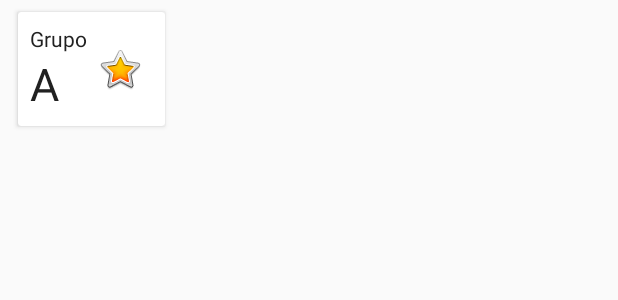
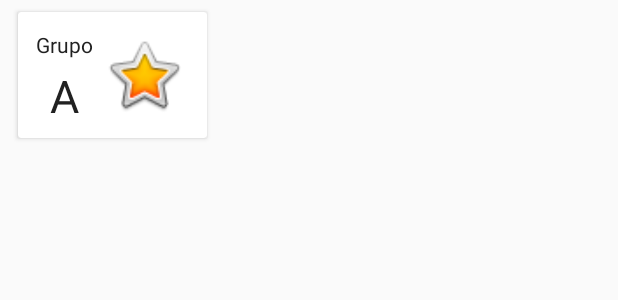
Before and after one commit to baioc/bridge_cup, an Android app: the layout item_grupo.xml on its own in the app's theme, with its tools: preview values and no code run, on a phone screen of 412 x 824 dp. Shown: the top 300 px of the screen. Run offline under Robolectric (Android 15) with nearby library versions, the phone set to English and light mode, and no system bars.

Commit message:
Tarefa 1 Fazendo ajustes e comentando o codigo para procurar compreender como utilizar os layouts e os adapters

```diff
--- a/Android/app/build.gradle
+++ b/Android/app/build.gradle
@@ -57,4 +57,5 @@ dependencies {
     testImplementation 'junit:junit:4.12'
     androidTestImplementation 'com.android.support.test:runner:1.0.1'
     androidTestImplementation 'com.android.support.test.espresso:espresso-core:3.0.1'
+    implementation 'com.android.support:gridlayout-v7:27.1.0'
 }
--- a/Android/app/src/main/AndroidManifest.xml
+++ b/Android/app/src/main/AndroidManifest.xml
@@ -15,10 +15,10 @@
         <activity android:name=".view.activity.GruposActivity">
             <intent-filter>
                 <action android:name="android.intent.action.MAIN"/>
-
                 <category android:name="android.intent.category.LAUNCHER"/>
             </intent-filter>
         </activity>
+
     </application>
 
 </manifest>
--- a/Android/app/src/main/java/br/ufsc/bridge/android/bridgecup/model/client/WorldCupApi.java
+++ b/Android/app/src/main/java/br/ufsc/bridge/android/bridgecup/model/client/WorldCupApi.java
@@ -8,6 +8,11 @@ import retrofit2.Call;
 import retrofit2.http.GET;
 import retrofit2.http.Path;
 
+/** Traz os metodos da API da copa:
+ * getEdicoes();
+ * getGrupos(ano);
+ * ambos respondem com uma lista dinamica de tipo Edicao e Grupo, respectivamente.
+ */
 public interface WorldCupApi {
 
     @GET("edicoes")
--- a/Android/app/src/main/java/br/ufsc/bridge/android/bridgecup/view/adapter/GruposAdapter.java
+++ b/Android/app/src/main/java/br/ufsc/bridge/android/bridgecup/view/adapter/GruposAdapter.java
@@ -15,6 +15,7 @@ import br.ufsc.bridge.android.bridgecup.R;
 import br.ufsc.bridge.android.bridgecup.databinding.ItemGrupoBinding;
 import br.ufsc.bridge.android.bridgecup.model.entity.Grupo;
 
+/** O Adapter descreve como os dados sobre os Grupos sao utilizados no layout */
 public class GruposAdapter extends RecyclerView.Adapter<BindingViewHolder<ItemGrupoBinding>> {
 
     private List<Grupo> mGrupos;
@@ -29,6 +30,7 @@ public class GruposAdapter extends RecyclerView.Adapter<BindingViewHolder<ItemGr
     public BindingViewHolder<ItemGrupoBinding> onCreateViewHolder(@NonNull ViewGroup parent, int viewType) {
         LayoutInflater inflater = LayoutInflater.from(parent.getContext());
 
+        //@fixme ?
         ItemGrupoBinding binding = DataBindingUtil.inflate(
                 inflater, R.layout.item_grupo, parent, false);
 
--- a/Android/app/src/main/java/br/ufsc/bridge/android/bridgecup/viewmodel/GrupoViewModel.java
+++ b/Android/app/src/main/java/br/ufsc/bridge/android/bridgecup/viewmodel/GrupoViewModel.java
@@ -20,6 +20,7 @@ public class GrupoViewModel extends ViewModel {
     private MutableLiveData<List<Grupo>> grupos;
     private MutableLiveData<Throwable> error;
 
+    /** Getter da lista dinamica de Grupos */
     public LiveData<List<Grupo>> getGrupos(int ano) {
         if (grupos == null) {
             grupos = new MutableLiveData<>();
@@ -35,6 +36,7 @@ public class GrupoViewModel extends ViewModel {
         return error;
     }
 
+    /** Preenche a lista 'grupos' desse ViewModel com aqueles retornados pela API para um ano dado */
     private void loadGrupos(int ano) {
         WorldCupApiUtil.getClient().getGrupos(ano).enqueue(new Callback<List<Grupo>>() {
             @Override
--- a/Android/app/src/main/res/layout/item_grupo.xml
+++ b/Android/app/src/main/res/layout/item_grupo.xml
@@ -4,7 +4,6 @@
     xmlns:tools="http://schemas.android.com/tools">
 
     <data>
-
         <variable
             name="grupo"
             type="br.ufsc.bridge.android.bridgecup.model.entity.Grupo"/>
@@ -19,40 +18,56 @@
         android:layout_marginTop="8dp"
         app:contentPadding="8dp">
 
-        <RelativeLayout
-            android:layout_width="wrap_content"
-            android:layout_height="wrap_content"
+        <android.support.constraint.ConstraintLayout
+            android:layout_width="match_parent"
+            android:layout_height="match_parent"
             android:layout_gravity="center">
 
             <TextView
                 android:id="@+id/tv_label_grupo"
                 android:layout_width="wrap_content"
                 android:layout_height="wrap_content"
-                android:layout_alignParentLeft="true"
-                android:layout_alignParentTop="true"
+                android:layout_marginLeft="4dp"
+                android:layout_marginStart="4dp"
+                android:layout_marginTop="4dp"
                 android:text="@string/label_grupo"
-                android:textAppearance="@style/Regular_14" />
+                android:textAppearance="@style/Regular_14"
+                app:layout_constraintStart_toStartOf="parent"
+                app:layout_constraintTop_toTopOf="parent" />
 
             <TextView
                 android:id="@+id/tv_letra_grupo"
                 android:layout_width="wrap_content"
                 android:layout_height="wrap_content"
-                android:layout_below="@id/tv_label_grupo"
+                android:layout_marginTop="4dp"
                 android:text="@{grupo.letra}"
                 android:textAllCaps="true"
                 android:textAppearance="@style/Regular_30"
+                app:layout_constraintEnd_toEndOf="@+id/tv_label_grupo"
+                app:layout_constraintHorizontal_bias="0.5"
+                app:layout_constraintStart_toStartOf="@+id/tv_label_grupo"
+                app:layout_constraintTop_toBottomOf="@+id/tv_label_grupo"
                 tools:text="A" />
 
             <ImageView
                 android:id="@+id/ic_selecao_0"
-                android:layout_width="32dp"
-                android:layout_height="wrap_content"
-                android:layout_centerVertical="true"
+                android:layout_width="wrap_content"
+                android:layout_height="0dp"
                 android:layout_margin="6dp"
-                android:layout_toRightOf="@id/tv_label_grupo"
+                android:layout_marginBottom="8dp"
+                android:layout_marginEnd="8dp"
+                android:layout_marginLeft="8dp"
+                android:layout_marginRight="8dp"
+                android:layout_marginStart="8dp"
+                android:layout_marginTop="8dp"
                 android:adjustViewBounds="true"
+                app:layout_constraintBottom_toBottomOf="parent"
+                app:layout_constraintEnd_toEndOf="parent"
+                app:layout_constraintStart_toEndOf="@+id/tv_label_grupo"
+                app:layout_constraintTop_toTopOf="parent"
+                app:srcCompat="@android:drawable/btn_star_big_on"
                 tools:src="@android:drawable/btn_star_big_on" />
 
-        </RelativeLayout>
+        </android.support.constraint.ConstraintLayout>
     </android.support.v7.widget.CardView>
 </layout>
```
Also changed, not shown: Android/app/src/main/java/br/ufsc/bridge/android/bridgecup/view/activity/GruposActivity.java (+3 -4 lines).
